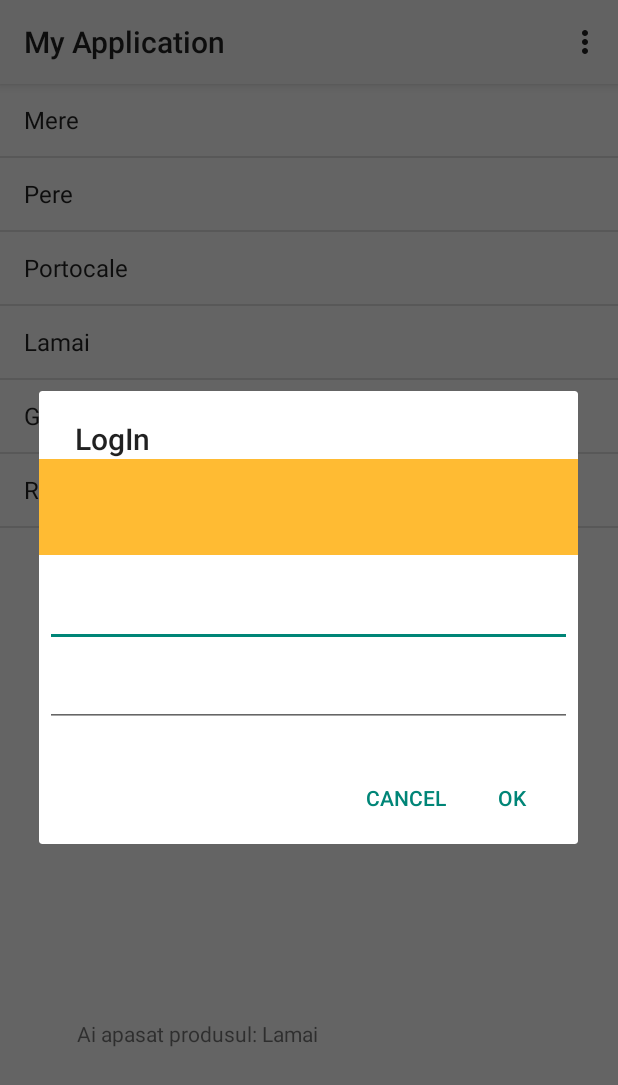
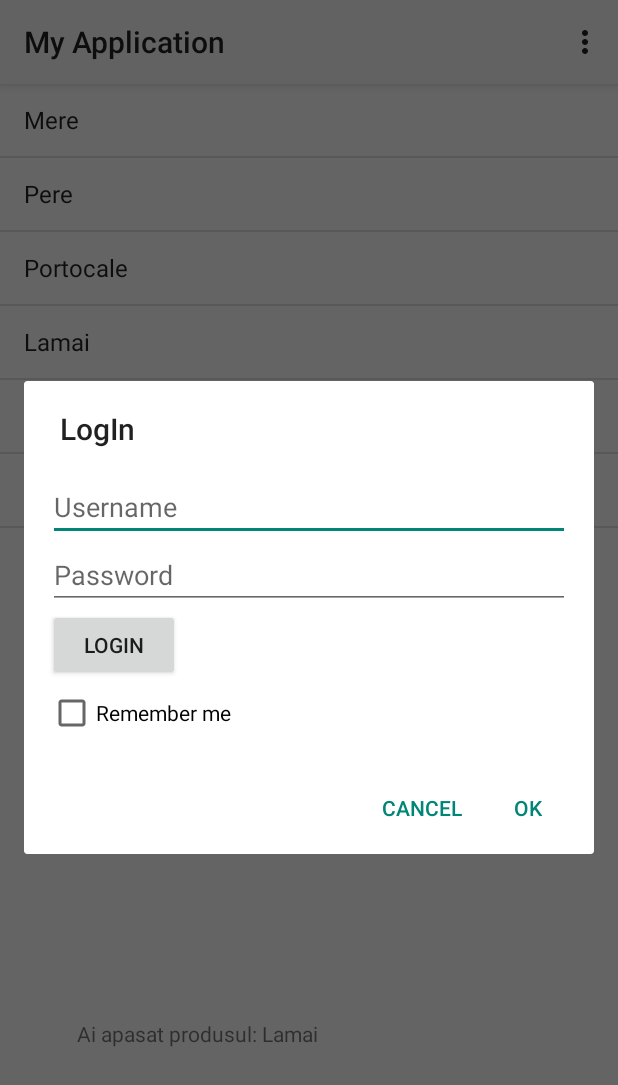
Before and after one commit to teodorpaduraru/SuH, an Android app: the screen it shows after launch (MainActivity), in the options menu, after a tap on "LogIn", on a phone screen of 412 x 824 dp. Shown: the top 1085 px of the screen. Run offline under Robolectric (Android 15) with nearby library versions, the phone set to English and light mode, and no system bars.

Commit message:
Lab 5
L-a setari am creeat un LogIn cu remember me. Aceasta functionalitate salveaza parola si userul in momentul in care acesta si le trece si da click pe butonul de login cu checkbox-ul pe true.
Am mai adaugat o functionalitate la setari "Extract credidentials" care citeste dintr-un txt intern username-ul si parola si le afiseaza intr-un toast.

```diff
--- a/AndroidLabApp/app/src/main/java/com/example/myapplication/LogInDialog.java
+++ b/AndroidLabApp/app/src/main/java/com/example/myapplication/LogInDialog.java
@@ -4,17 +4,29 @@ import android.app.AlertDialog;
 import android.app.Dialog;
 import android.content.Context;
 import android.content.DialogInterface;
+import android.content.SharedPreferences;
 import android.os.Bundle;
+import android.preference.PreferenceManager;
 import android.view.LayoutInflater;
 import android.view.View;
+import android.widget.Button;
+import android.widget.CheckBox;
 import android.widget.EditText;
 
 import androidx.appcompat.app.AppCompatDialogFragment;
 
+import java.io.FileNotFoundException;
+import java.io.FileOutputStream;
+import java.io.IOException;
+
 public class LogInDialog extends AppCompatDialogFragment {
-    public EditText editTextUsername;
-    public EditText editTextPassword;
-    public LogInDialogListener listener;
+    private EditText editTextUsername;
+    private EditText editTextPassword;
+    private LogInDialogListener listener;
+    private SharedPreferences myPreferencesLogin;
+    private SharedPreferences.Editor myPreferencesEditorLogin;
+    private CheckBox myCheckBox;
+    private Button btnLogin;
 
     @Override
     public Dialog onCreateDialog(Bundle savedInstanceState) {
@@ -22,7 +34,8 @@ public class LogInDialog extends AppCompatDialogFragment {
         AlertDialog.Builder builder = new AlertDialog.Builder(getActivity());
         LayoutInflater inflater = getActivity().getLayoutInflater();
 
-        View view = inflater.inflate(R.layout.dialog_signin, null);
+        View view = inflater.inflate(R.layout.login_popup, null);
+
 
         builder.setView(view)
                 .setTitle("LogIn")
@@ -42,8 +55,79 @@ public class LogInDialog extends AppCompatDialogFragment {
                 });
         editTextUsername = view.findViewById(R.id.edit_username);
         editTextPassword = view.findViewById(R.id.edit_password);
+
+        // shared preferences lab5
+        myCheckBox = (CheckBox) view.findViewById(R.id.checkbox);
+        btnLogin = (Button) view.findViewById(R.id.btnLogin);
+
+        myPreferencesLogin = PreferenceManager.getDefaultSharedPreferences(this.getContext());
+        myPreferencesEditorLogin = myPreferencesLogin.edit();
+
+        checkSharedPreferencesLogin();
+
+        btnLogin.setOnClickListener(new View.OnClickListener() {
+            @Override
+            public void onClick(View v) {
+                if(myCheckBox.isChecked())
+                {
+                    myPreferencesEditorLogin.putString(getString(R.string.checkbox),"True");
+                    myPreferencesEditorLogin.apply();
+
+                    String nameLogin = editTextUsername.getText().toString();
+                    myPreferencesEditorLogin.putString(getString(R.string.username),nameLogin);
+                    myPreferencesEditorLogin.apply();
+
+                    String passLogin = editTextPassword.getText().toString();
+                    myPreferencesEditorLogin.putString(getString(R.string.password),passLogin);
+                    myPreferencesEditorLogin.apply();
+
+                    String fileContents = "username is: " + nameLogin + " \n password is:" +passLogin;
+                    try {
+                        FileOutputStream fos = getContext().openFileOutput("credidentials.txt",Context.MODE_PRIVATE);
+                        fos.write(fileContents.getBytes());
+                        fos.close();
+                    } catch (FileNotFoundException e) {
+                        e.printStackTrace();
+                    } catch (IOException e) {
+                        e.printStackTrace();
+                    }
+                }
+                else
+                {
+                    myPreferencesEditorLogin.putString(getString(R.string.checkbox),"False");
+                    myPreferencesEditorLogin.apply();
+
+                    String nameLogin = editTextUsername.getText().toString();
+                    myPreferencesEditorLogin.putString(getString(R.string.username),"");
+                    myPreferencesEditorLogin.apply();
+
+                    String passLogin = editTextPassword.getText().toString();
+                    myPreferencesEditorLogin.putString(getString(R.string.password),"");
+                    myPreferencesEditorLogin.apply();
+                }
+            }
+        });
         return builder.create();
     }
+
+    private void checkSharedPreferencesLogin()
+    {
+        String checkbox = myPreferencesLogin.getString(getString(R.string.checkbox), "False");
+        String username = myPreferencesLogin.getString(getString(R.string.username), "");
+        String password = myPreferencesLogin.getString(getString(R.string.password), "");
+
+        editTextUsername.setText(username);
+        editTextPassword.setText(password);
+        if (checkbox.equals("True"))
+        {
+            myCheckBox.setChecked(true);
+        }
+        else
+        {
+            myCheckBox.setChecked(false);
+        }
+    }
+
     public interface LogInDialogListener{
         void applyTexts(String username, String password);
     }
--- a/AndroidLabApp/app/src/main/res/layout/dialog_signin.xml
+++ b/AndroidLabApp/app/src/main/res/layout/dialog_signin.xml
@@ -1,33 +1,36 @@
-<LinearLayout xmlns:android="http://schemas.android.com/apk/res/android"
-    android:orientation="vertical"
+<RelativeLayout xmlns:android="http://schemas.android.com/apk/res/android"
     android:layout_width="wrap_content"
-    android:layout_height="wrap_content">
+    android:layout_height="wrap_content"
+    android:orientation="vertical">
+
     <ImageView
-        android:src="@drawable/header_logo"
         android:layout_width="match_parent"
         android:layout_height="64dp"
+        android:background="#FFFFBB33"
+        android:contentDescription="@string/app_name"
         android:scaleType="center"
-        android:background="#FFFFBB33"
-        android:contentDescription="@string/app_name" />
+        android:src="@drawable/header_logo" />
+
     <EditText
         android:id="@+id/username"
-        android:inputType="textEmailAddress"
         android:layout_width="match_parent"
         android:layout_height="wrap_content"
+        android:layout_marginLeft="4dp"
         android:layout_marginTop="16dp"
-        android:layout_marginLeft="4dp"
         android:layout_marginRight="4dp"
         android:layout_marginBottom="4dp"
-        android:hint="@string/username" />
+        android:hint="@string/username"
+        android:inputType="textEmailAddress" />
+
     <EditText
         android:id="@+id/password"
-        android:inputType="textPassword"
         android:layout_width="match_parent"
         android:layout_height="wrap_content"
+        android:layout_marginLeft="4dp"
         android:layout_marginTop="4dp"
-        android:layout_marginLeft="4dp"
         android:layout_marginRight="4dp"
         android:layout_marginBottom="16dp"
         android:fontFamily="sans-serif"
-        android:hint="@string/password"/>
-</LinearLayout>
+        android:hint="@string/password"
+        android:inputType="textPassword" />
+</RelativeLayout>
--- a/AndroidLabApp/app/src/main/res/layout/login_popup.xml
+++ b/AndroidLabApp/app/src/main/res/layout/login_popup.xml
@@ -19,4 +19,21 @@
         android:layout_below="@+id/edit_username"
         android:layout_alignParentStart="true"
         android:layout_alignParentLeft="true" />
+    <Button android:id="@+id/btnLogin"
+        android:layout_width="wrap_content"
+        android:layout_height="wrap_content"
+        android:text="Login"
+        android:layout_below="@+id/edit_password"
+        android:layout_alignLeft="@+id/edit_password"
+        android:layout_alignStart="@+id/edit_password"
+        />
+
+    <CheckBox
+        android:id = "@+id/checkbox"
+        android:layout_width="wrap_content"
+        android:layout_height="wrap_content"
+        android:layout_below="@+id/btnLogin"
+        android:text="Remember me"
+        android:layout_marginTop ="5dp"
+        />
 </RelativeLayout>
--- a/AndroidLabApp/app/src/main/res/menu/menu.xml
+++ b/AndroidLabApp/app/src/main/res/menu/menu.xml
@@ -9,4 +9,7 @@
     <item
         android:id="@+id/Help"
         android:title="@string/Help" />
+    <item
+        android:id="@+id/extract_credits"
+        android:title="Extract Credidentials"/>
 </menu>
--- a/AndroidLabApp/app/src/main/res/values/strings.xml
+++ b/AndroidLabApp/app/src/main/res/values/strings.xml
@@ -5,6 +5,7 @@
     <string name="Help">Help</string>
     <string name="About">About</string>
     <string name="Login" />
-    <string name="username" />
-    <string name="password" />
+    <string name="username">  com.example.myapplication.username </string>
+    <string name="password"> com.example.myapplication.password </string>
+    <string name="checkbox"> com.example.myapplication.checkbox </string>
 </resources>
```
Also changed, not shown: AndroidLabApp/app/src/main/java/com/example/myapplication/MainActivity.java (+26 -1 lines).
